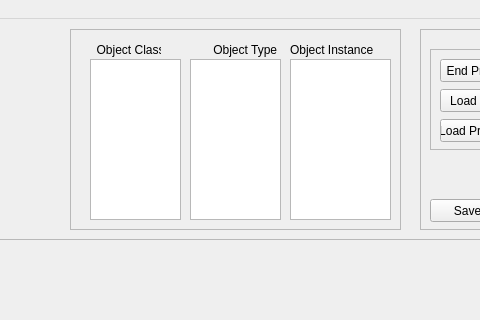
First picture: the form in code/cpp/src/xk/iat/iat/iat-stage/mainwindow.ui, repository scignscape/ntxh, before the edit; both pictures show x 120 to 600 and y 0 to 320 of the 739 by 540 pixel window.
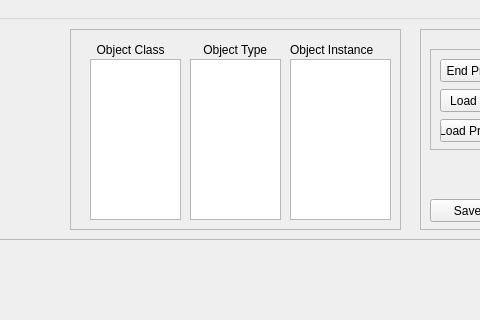
Second picture: the form after the edit. Custom widgets are drawn as their Qt base class.

```diff
--- a/code/cpp/src/xk/iat/iat/iat-stage/mainwindow.ui
+++ b/code/cpp/src/xk/iat/iat/iat-stage/mainwindow.ui
@@ -34,7 +34,7 @@
       <rect>
        <x>20</x>
        <y>10</y>
-       <width>71</width>
+       <width>81</width>
        <height>21</height>
       </rect>
      </property>
@@ -45,7 +45,7 @@
     <widget class="QLabel" name="Instance">
      <property name="geometry">
       <rect>
-       <x>140</x>
+       <x>130</x>
        <y>10</y>
        <width>91</width>
        <height>21</height>
@@ -60,7 +60,7 @@
       <rect>
        <x>220</x>
        <y>10</y>
-       <width>91</width>
+       <width>101</width>
        <height>21</height>
       </rect>
      </property>
```
